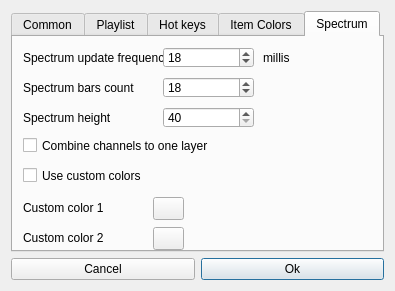
jeyboy/palyo2, file dialogs/settings_dialog.ui: the form before one commit.
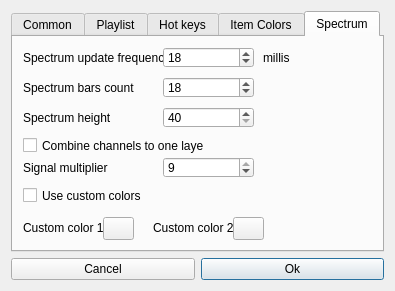
The form after the commit. The open tabs and pages were chosen to show the change.

Commit message: extend settings

Patch:
```diff
--- a/dialogs/settings_dialog.ui
+++ b/dialogs/settings_dialog.ui
@@ -670,7 +670,7 @@
        <property name="geometry">
         <rect>
          <x>10</x>
-         <y>130</y>
+         <y>150</y>
          <width>231</width>
          <height>17</height>
         </rect>
@@ -683,8 +683,8 @@
        <property name="geometry">
         <rect>
          <x>10</x>
-         <y>160</y>
-         <width>121</width>
+         <y>180</y>
+         <width>81</width>
          <height>21</height>
         </rect>
        </property>
@@ -695,8 +695,8 @@
       <widget class="QPushButton" name="spectrumColor">
        <property name="geometry">
         <rect>
-         <x>140</x>
-         <y>160</y>
+         <x>90</x>
+         <y>180</y>
          <width>31</width>
          <height>23</height>
         </rect>
@@ -753,8 +753,8 @@
       <widget class="QPushButton" name="spectrumColor2">
        <property name="geometry">
         <rect>
-         <x>140</x>
-         <y>190</y>
+         <x>220</x>
+         <y>180</y>
          <width>31</width>
          <height>23</height>
         </rect>
@@ -766,9 +766,9 @@
       <widget class="QLabel" name="label_20">
        <property name="geometry">
         <rect>
-         <x>10</x>
-         <y>190</y>
-         <width>121</width>
+         <x>140</x>
+         <y>180</y>
+         <width>81</width>
          <height>21</height>
         </rect>
        </property>
@@ -781,7 +781,7 @@
         <rect>
          <x>10</x>
          <y>100</y>
-         <width>231</width>
+         <width>181</width>
          <height>17</height>
         </rect>
        </property>
@@ -789,6 +789,38 @@
         <string>Combine channels to one layer</string>
        </property>
       </widget>
+      <widget class="QSpinBox" name="spectrumMultiplier">
+       <property name="geometry">
+        <rect>
+         <x>150</x>
+         <y>120</y>
+         <width>91</width>
+         <height>21</height>
+        </rect>
+       </property>
+       <property name="minimum">
+        <number>1</number>
+       </property>
+       <property name="maximum">
+        <number>9</number>
+       </property>
+       <property name="value">
+        <number>9</number>
+       </property>
+      </widget>
+      <widget class="QLabel" name="label_21">
+       <property name="geometry">
+        <rect>
+         <x>10</x>
+         <y>120</y>
+         <width>141</width>
+         <height>21</height>
+        </rect>
+       </property>
+       <property name="text">
+        <string>Signal multiplier</string>
+       </property>
+      </widget>
      </widget>
     </widget>
    </item>
```
Left out of the diff: 2 changed lines with no effect on the pictures. The commit also changes 5 other files.
